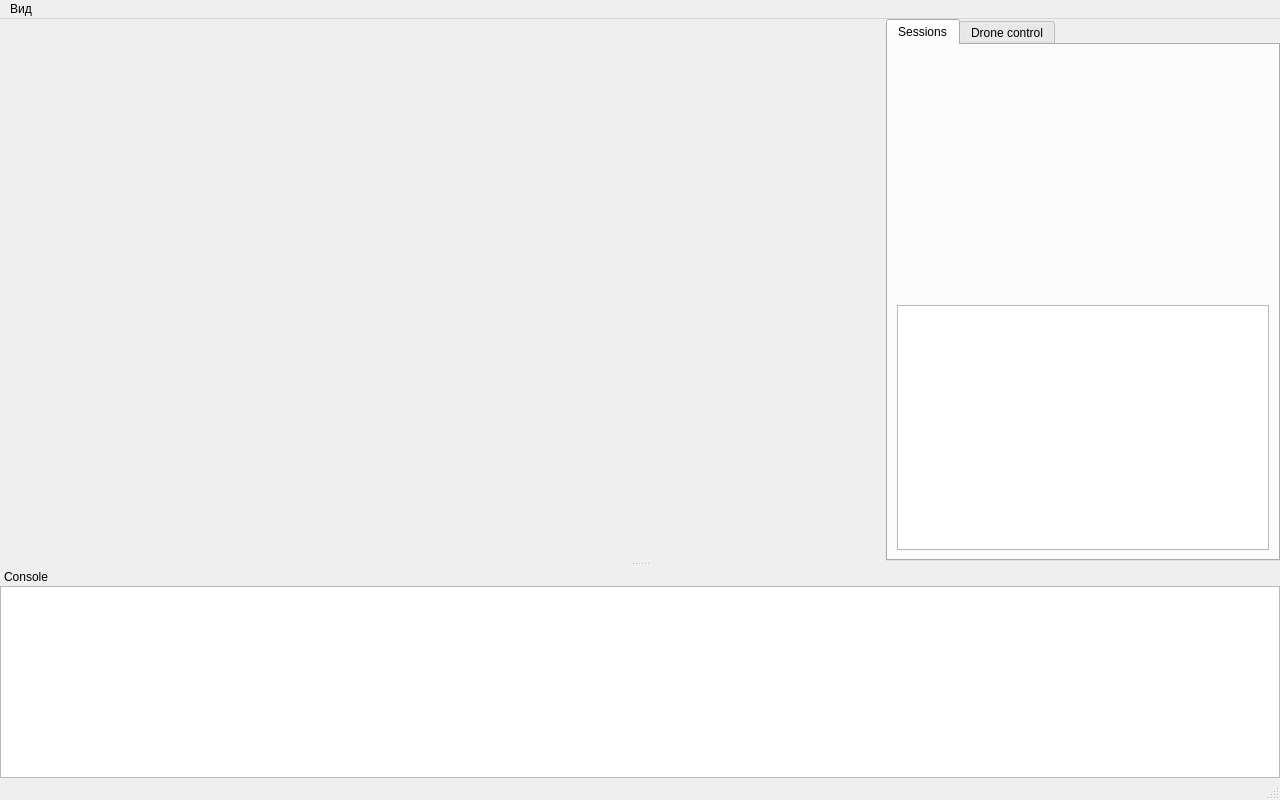
First picture: the form in mainwindow.ui, repository anatolym78/BoardMonitor, before the edit.
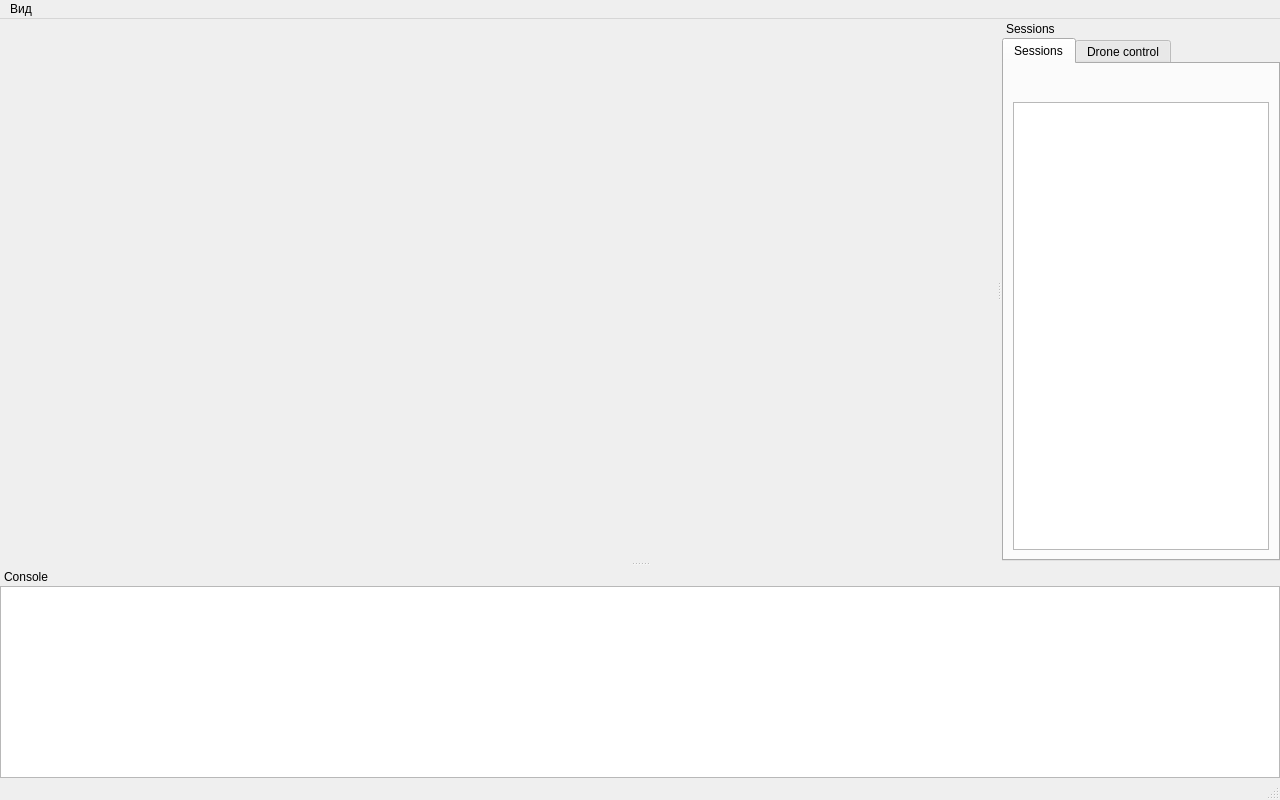
Second picture: the form after the edit. Icons and pictures are not drawn. Custom widgets are drawn as their Qt base class.

Commit message: Добавлены Docking Panels для логов и для правой части приложения.

What changed in the file:
```diff
--- a/mainwindow.ui
+++ b/mainwindow.ui
@@ -14,7 +14,7 @@
    <string>BoardStation</string>
   </property>
   <widget class="QWidget" name="centralwidget">
-   <layout class="QHBoxLayout" name="horizontalLayout_2" stretch="9,4">
+   <layout class="QHBoxLayout" name="horizontalLayout_2">
     <property name="spacing">
      <number>0</number>
     </property>
@@ -33,6 +33,38 @@
     <item>
      <widget class="SessionStackView" name="sessionsStackView"/>
     </item>
+   </layout>
+  </widget>
+  <widget class="QDockWidget" name="sideDockWidget">
+   <property name="floating">
+    <bool>false</bool>
+   </property>
+   <property name="features">
+    <set>QDockWidget::DockWidgetMovable</set>
+   </property>
+   <property name="windowTitle">
+    <string>Sessions</string>
+   </property>
+   <attribute name="dockWidgetArea">
+    <number>2</number>
+   </attribute>
+   <widget class="QWidget" name="dockWidgetContents_Side">
+    <layout class="QVBoxLayout" name="verticalLayout_Side">
+     <property name="spacing">
+      <number>0</number>
+     </property>
+     <property name="leftMargin">
+      <number>0</number>
+     </property>
+     <property name="topMargin">
+      <number>0</number>
+     </property>
+     <property name="rightMargin">
+      <number>0</number>
+     </property>
+     <property name="bottomMargin">
+      <number>0</number>
+     </property>
     <item>
      <widget class="QTabWidget" name="tabWidget">
       <property name="currentIndex">
@@ -83,6 +115,9 @@
               <height>20</height>
              </size>
             </property>
+             <property name="orientation">
+              <enum>Qt::Horizontal</enum>
+             </property>
            </spacer>
           </item>
          </layout>
@@ -154,6 +189,7 @@
     </item>
    </layout>
   </widget>
+  </widget>
   <widget class="QDockWidget" name="consoleDockWidget">
    <property name="floating">
     <bool>false</bool>
```
Left out of the diff: 11 changed lines with no effect on the pictures. Lines whose indentation alone changed are shown as unchanged. The commit also changes 2 other files.
